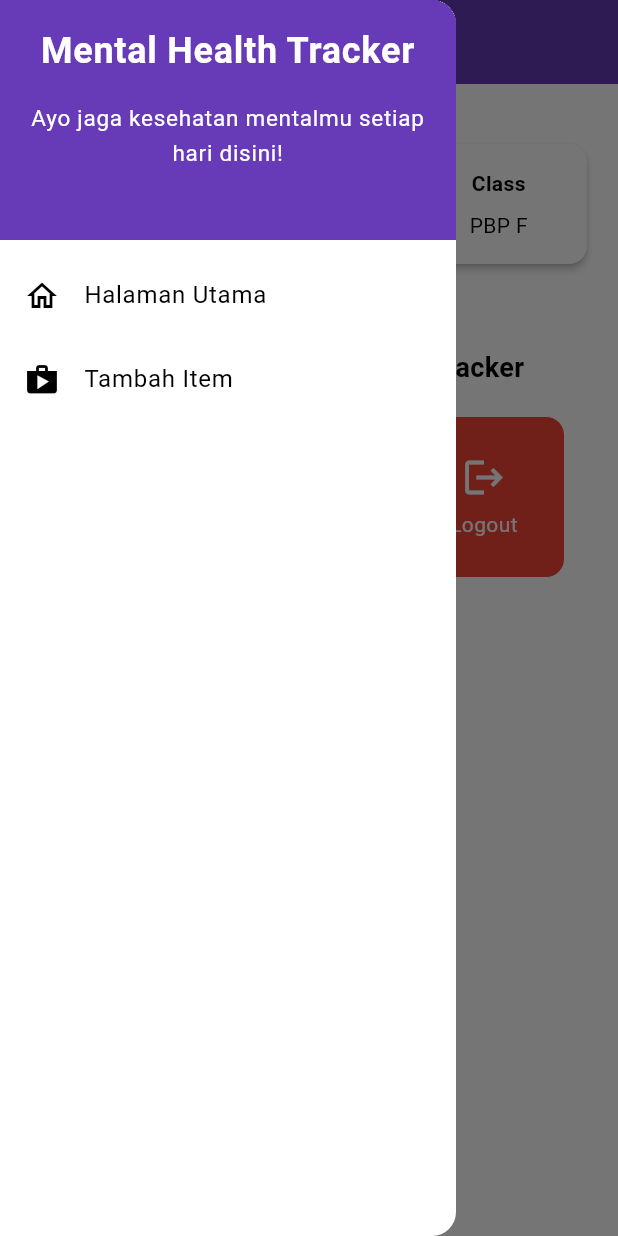
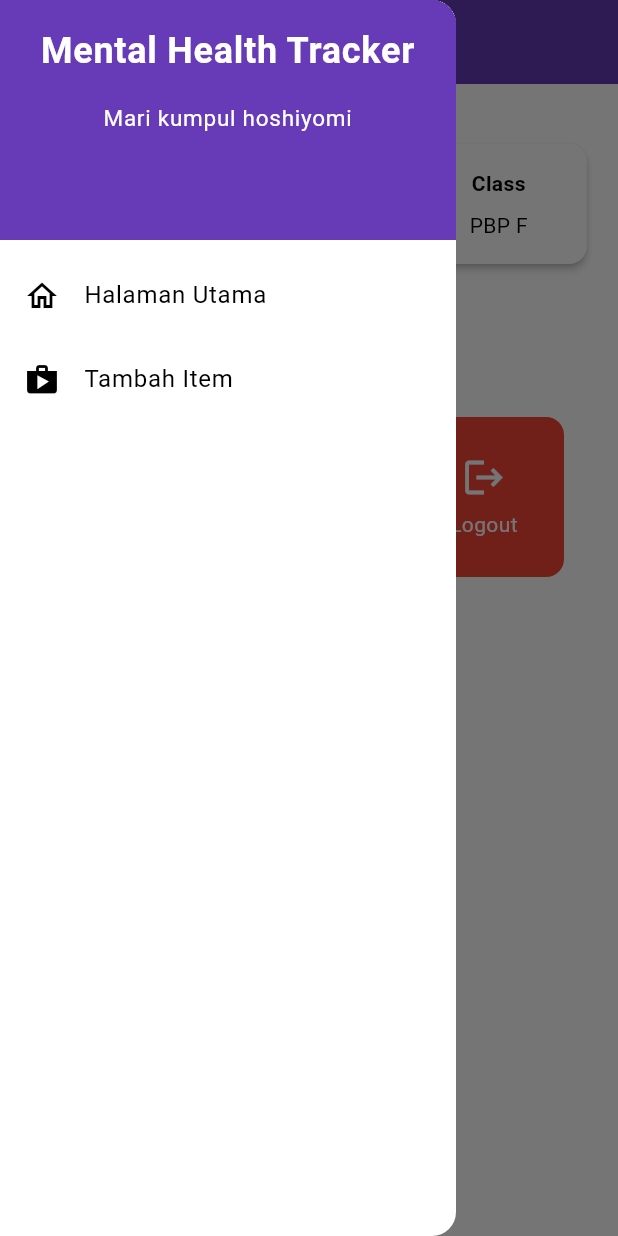
Before and after one commit to Nadekoooo/suiseishopmob, a Flutter app: the screen it shows after launch, with the side drawer open, on a phone screen of 412 x 824 dp. Run offline on Flutter 3.47's test engine with Material 3 defaults, Android fonts, the phone set to English and light mode, and no system bars.

Commit message:
revisi drawer

```diff
--- a/lib/screens/menu.dart
+++ b/lib/screens/menu.dart
@@ -22,7 +22,7 @@ class MyHomePage extends StatelessWidget {
     return Scaffold(
       // AppBar adalah bagian atas halaman yang menampilkan judul.
       appBar: AppBar(
-        // Judul aplikasi "Mental Health Tracker" dengan teks putih dan tebal.
+        // Judul aplikasi "SuiseiShop" dengan teks putih dan tebal.
         title: const Text(
           'SuiseiShop',
           style: TextStyle(
@@ -63,7 +63,7 @@ class MyHomePage extends StatelessWidget {
                   const Padding(
                     padding: EdgeInsets.only(top: 16.0),
                     child: Text(
-                      'Welcome to Mental Health Tracker',
+                      'Welcome to SuiseiShop',
                       style: TextStyle(
                         fontWeight: FontWeight.bold,
                         fontSize: 18.0,
--- a/lib/widgets/left_drawer.dart
+++ b/lib/widgets/left_drawer.dart
@@ -27,7 +27,7 @@ class LeftDrawer extends StatelessWidget {
                 ),
                 Padding(padding: EdgeInsets.all(8)),
                 Text(
-                  "Ayo jaga kesehatan mentalmu setiap hari disini!",
+                  "Mari kumpul hoshiyomi",
                   style: TextStyle(
                     color: Colors.white,
                     fontSize: 15,
```
